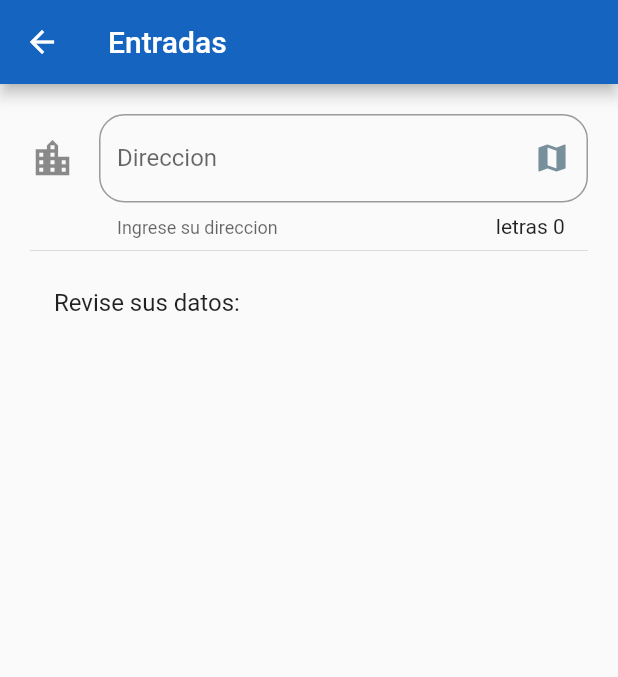
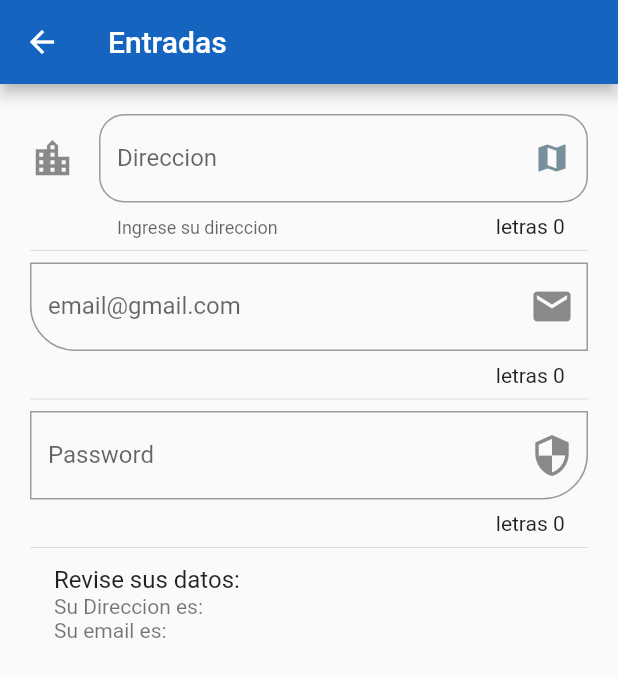
Before and after one commit to IsraMejia/Flutter-Udemy, a Flutter app: the InputPage screen opened by its route, on a phone screen of 412 x 824 dp. Shown: the top 677 px of the screen. Run offline on Flutter 3.47's test engine with Material 2 defaults, Android fonts, the phone set to English and light mode, and no system bars.

Commit message:
Se agrego el email y password

```diff
--- a/lib/src/pages/input_page.dart
+++ b/lib/src/pages/input_page.dart
@@ -11,6 +11,8 @@ class InputPage extends StatefulWidget {
 class _InputPageState extends State<InputPage> {
 
   String _direccion ='' ;
+  String _email ='';
+  String _password='';
 
   @override
   Widget build(BuildContext context) {
@@ -26,7 +28,13 @@ class _InputPageState extends State<InputPage> {
         children: <Widget>[
           _crearInput(),
           Divider(), //Ocupa el espacio que sobra
+          _crearEmail(),
+          Divider(),
+          _ingresaPassword(),
+          Divider(),
+
           _revisarDatos(),
+
 
         ],
       ),
@@ -64,13 +72,61 @@ class _InputPageState extends State<InputPage> {
     );
   } //_crear input
 
+  Widget _crearEmail(){
+    return TextField(
 
+      keyboardType: TextInputType.emailAddress ,
+      //Te pone el arroba en el teclado xD
+
+      decoration: InputDecoration(
+        border: OutlineInputBorder(
+          borderRadius: BorderRadius.only( bottomLeft : Radius.circular(30)) ,
+        ) ,
+        counter: Text('letras ${_direccion.length } '),
+        labelText: 'email@gmail.com',
+        suffixIcon: Icon(Icons.email , size: 30.0 )
+      ),
+
+      onChanged: (textoEscrito){ //recibe un valor el cual se definio en esta linea
+        setState( ()  {
+          _password = textoEscrito;
+          // print(_direccion);
+        } );
+      }
+
+    );
+  }//_crearEmail
+
+  Widget _ingresaPassword(){
+    return TextField(
+
+      keyboardType: TextInputType.emailAddress ,
+      //Te pone el arroba en el teclado xD
+
+      decoration: InputDecoration(
+        border: OutlineInputBorder(
+          borderRadius: BorderRadius.only( bottomRight : Radius.circular(30)) ,
+        ) ,
+        counter: Text('letras ${_password.length } '),
+        labelText: 'Password',
+        suffixIcon: Icon(Icons.security , size: 30.0 , )
+      ),
+
+      onChanged: (textoEscrito){ //recibe un valor el cual se definio en esta linea
+        setState( ()  {
+          _email = textoEscrito;
+          // print(_direccion);
+        } );
+      }
+
+    );
+  }
 
 
   Widget _revisarDatos(){
     return ListTile(
       title: Text('Revise sus datos:'),
-      subtitle: Text(' ${_direccion} '),
+      subtitle: Text('Su Direccion es: ${_direccion}\nSu email es: ${_email} '),
     );
   }
 
```
